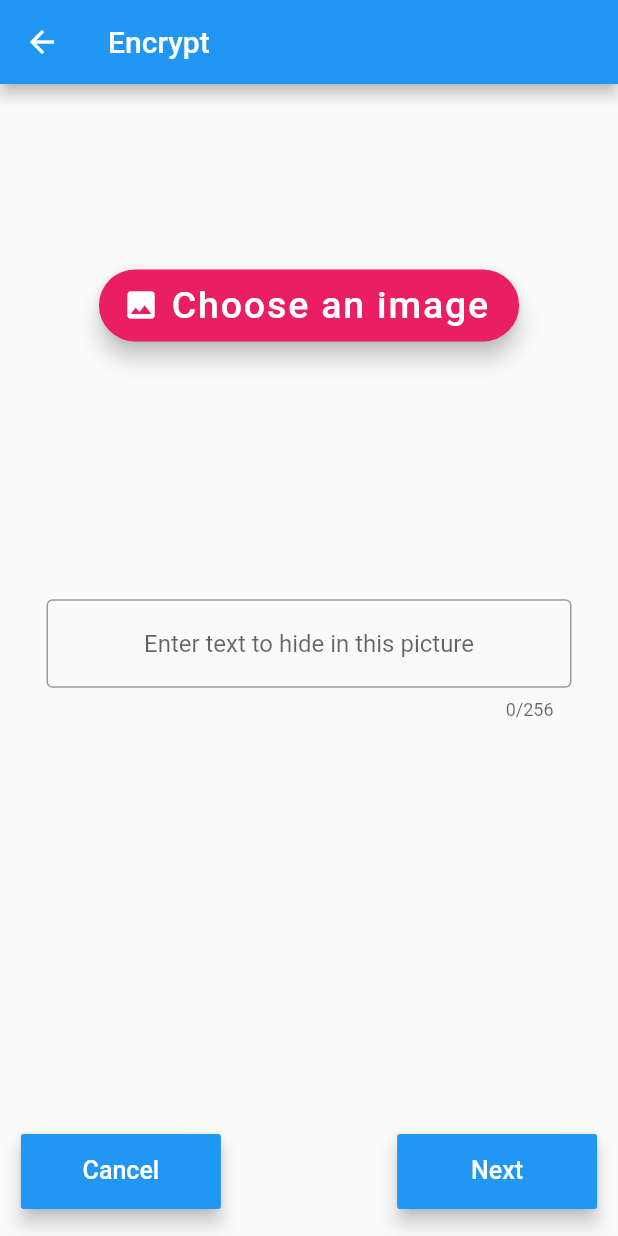
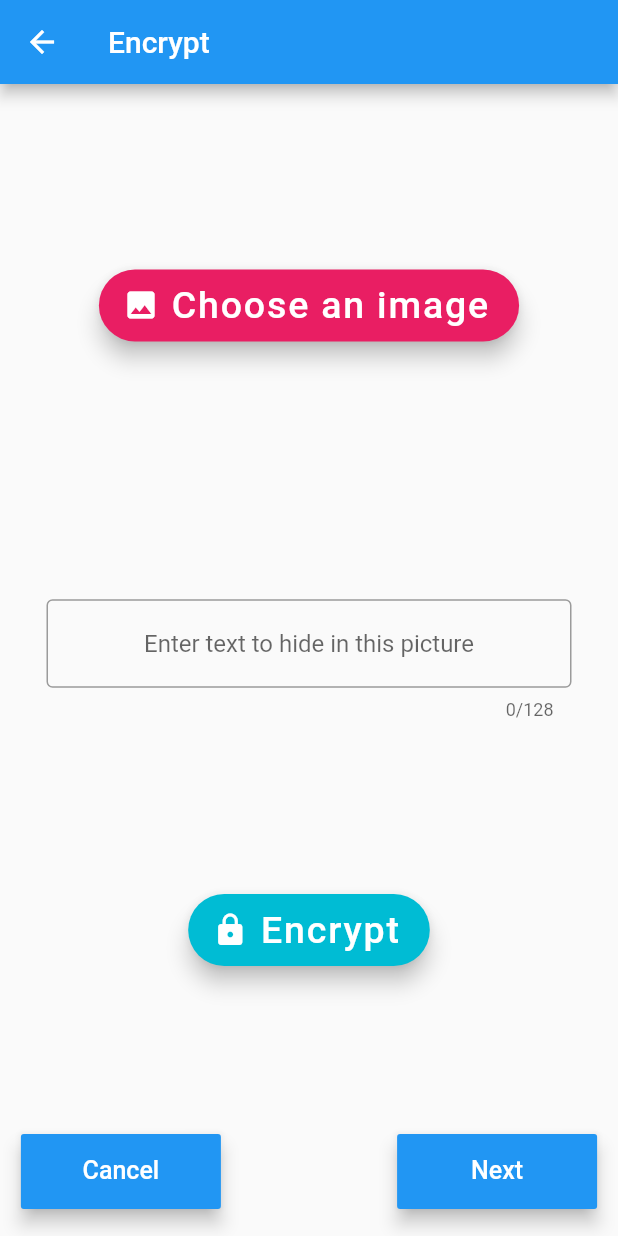
Before and after one commit to jonathansavas/enpiction, a Flutter app: the screen it shows after launch, after a tap on "Encrypt", on a phone screen of 412 x 824 dp. Run offline on Flutter 3.47's test engine with Material 2 defaults, Android fonts, the phone set to English and light mode, and no system bars; our stand-ins replace image_picker, tuple.

Commit message:
updated encrypt page: text field focus change, encrypt button, max encrypt entries

```diff
--- a/lib/main.dart
+++ b/lib/main.dart
@@ -2,6 +2,7 @@ import 'dart:io';
 import 'dart:async';
 
 import 'package:flutter/material.dart';
+import 'package:flutter/services.dart';
 import 'package:tuple/tuple.dart';
 import 'package:image_picker/image_picker.dart';
 
@@ -65,7 +66,7 @@ class HomePage extends StatelessWidget {
                   onPressed: () {
                     Navigator.push(
                       context,
-                      MaterialPageRoute(builder: (context) => EncryptPage())
+                      MaterialPageRoute(builder: (context) => EncryptChoosePage())
                     );
                   },
                   child: Text(
@@ -89,12 +90,30 @@ class HomePage extends StatelessWidget {
   }
 }
 
-class EncryptPageState extends State<EncryptPage> {
+class EncryptChoosePageState extends State<EncryptChoosePage> {
+  final _maxEntries = 5;
   final _encryptEntries = <Tuple2<String, String>>[];
   final _left = true;
   final _right = false;
-  final _textController = TextEditingController();
+  final  _textController = TextEditingController();
+  FocusNode _textFieldFocus;
+  bool _isFocusOnTextField = false;
+  bool _isEncryptButtonClicked = false;
   File _image;
+
+  @override
+  void initState() {
+    super.initState();
+    _textFieldFocus = FocusNode();
+    _textFieldFocus.addListener(_handleTextFieldFocusChange);
+  }
+
+  @override
+  void dispose() {
+    _textController.dispose();
+    _textFieldFocus.dispose();
+    super.dispose();
+  }
 
   bool _isNextEnabled() {
     return _image != null && _textController.text.length > 0;
@@ -108,6 +127,14 @@ class EncryptPageState extends State<EncryptPage> {
     });
   }
 
+  void _handleTextFieldFocusChange() {
+    if (_textFieldFocus.hasFocus != _isFocusOnTextField) {
+      setState(() {
+        _isFocusOnTextField = _textFieldFocus.hasFocus;
+      });
+    }
+  }
+
   @override
   Widget build(BuildContext context) {
     return Scaffold(
@@ -115,20 +142,42 @@ class EncryptPageState extends State<EncryptPage> {
       appBar: AppBar(
         title: Text('Encrypt'),
       ),
-      body: Stack(
-          children: <Widget>[
-            _imageWidget(),
-            _inputTextField(),
-            _bottomCornerButton(_left, 'Cancel', () => Navigator.pop(context)),
-            _bottomCornerButton(_right, 'Next', _isNextEnabled() ? _saveEncryptionEntry : () => {}),
-          ],
-      )
+      body: _isEncryptButtonClicked ? _encryptQuestionWidget() : _mainEncryptPageWidget()
     );
   }
 
+  Widget _mainEncryptPageWidget() {
+    var _widgetStack = <Widget>[
+      _imageWidget(),
+      _inputTextField(_isFocusOnTextField),
+      _encryptFloatingButton(),
+      _bottomCornerButton(_left, 'Cancel', () => Navigator.pop(context)),
+    ];
+
+    if (_encryptEntries.length < _maxEntries - 1) {
+      _widgetStack.add(
+          _bottomCornerButton(_right, 'Next', _isNextEnabled() ? _nextButtonAction : () => {})
+      );
+    }
+
+    return ! _isFocusOnTextField
+        ? Stack(
+            children: _widgetStack
+          )
+        : Stack(
+            children: <Widget>[
+              _inputTextField(_isFocusOnTextField),
+            ]
+        );
+  }
+
   void _saveEncryptionEntry() {
+    _encryptEntries.add(Tuple2<String, String>(_image.path, _textController.text));
+  }
+
+  void _nextButtonAction() {
     setState(() {
-      _encryptEntries.add(Tuple2<String, String>(_image.path, _textController.text));
+      _saveEncryptionEntry();
       _textController.clear();
       _image = null;
     });
@@ -145,6 +194,7 @@ class EncryptPageState extends State<EncryptPage> {
                   label: Text('Choose an image'),
                   backgroundColor: Colors.pink,
                   icon: Icon(Icons.image),
+                  heroTag: null,
                 )
               ),
               SizedBox(height: MediaQuery.of(context).size.height * 0.10),
@@ -195,16 +245,83 @@ class EncryptPageState extends State<EncryptPage> {
     );
   }
 
-  Widget _inputTextField() {
+  Widget _encryptFloatingButton() {
     return Align(
-      alignment: Alignment(0.0, 0.0),
+      alignment: Alignment(0.0, 0.5),
+      child: FloatingActionButton.extended(
+          onPressed: _isNextEnabled()
+              ? _encryptButtonAction
+              : () => {},
+          label: Text('Encrypt'),
+          backgroundColor: Colors.cyan,
+          icon: Icon(Icons.lock),
+          heroTag: null,
+      ),
+    );
+  }
+
+  void _encryptButtonAction() {
+    setState(() {
+      _isEncryptButtonClicked = true;
+    });
+  }
+
+  Widget _encryptQuestionWidget() {
+    final _len = _encryptEntries.length + 1;
+    return Scaffold(
+      body: Center(
+        child: IntrinsicWidth(
+          child: Column(
+            mainAxisAlignment: MainAxisAlignment.center,
+            crossAxisAlignment: CrossAxisAlignment.stretch,
+            children: <Widget>[
+              Text(
+                'Encrypt and hide\n       ' + _len.toString() + ' entr' + (_len == 1 ? 'y' : 'ies') + '?',
+                style: Theme.of(context).textTheme.title,
+              ),
+              SizedBox(height: Theme.of(context).buttonTheme.height),
+              RaisedButton(
+                onPressed: () {
+                  _saveEncryptionEntry();
+                  Navigator.of(context).pop();
+                },
+                child: Text(
+                  'Encrypt!',
+                  style: Theme.of(context).textTheme.button.copyWith(color: Colors.white),
+                ),
+              ),
+              SizedBox(height: Theme.of(context).buttonTheme.height  / 1.5),
+              RaisedButton(
+                onPressed: () {
+                  setState(() {
+                    _isEncryptButtonClicked = false;
+                  });
+                },
+                child: Text(
+                  'Go back',
+                  style: Theme.of(context).textTheme.button.copyWith(color: Colors.white),
+                ),
+              ),
+            ],
+          ),
+        ),
+      ),
+    );
+  }
+
+  Widget _inputTextField(bool hasFocus) {
+    return Align(
+      alignment: hasFocus ? Alignment(0.0, -0.7): Alignment(0.0, 0.0),
       child: Container(
         width: 350.0,
         child: TextField(
+          autofocus: hasFocus, // not working as expected
+          focusNode: _textFieldFocus,
           controller: _textController,
+          inputFormatters: [WhitelistingTextInputFormatter(RegExp("[\x00-\x7F]"))],
           keyboardType: TextInputType.multiline,
           maxLines: null,
-          maxLength: 256,
+          maxLength: 128,
           autocorrect: false,
           textAlign: TextAlign.center,
           minLines: 1,
@@ -219,7 +336,7 @@ class EncryptPageState extends State<EncryptPage> {
   }
 }
 
-class EncryptPage extends StatefulWidget {
+class EncryptChoosePage extends StatefulWidget {
   @override
-  EncryptPageState createState() => EncryptPageState();
+  EncryptChoosePageState createState() => EncryptChoosePageState();
 }
```
